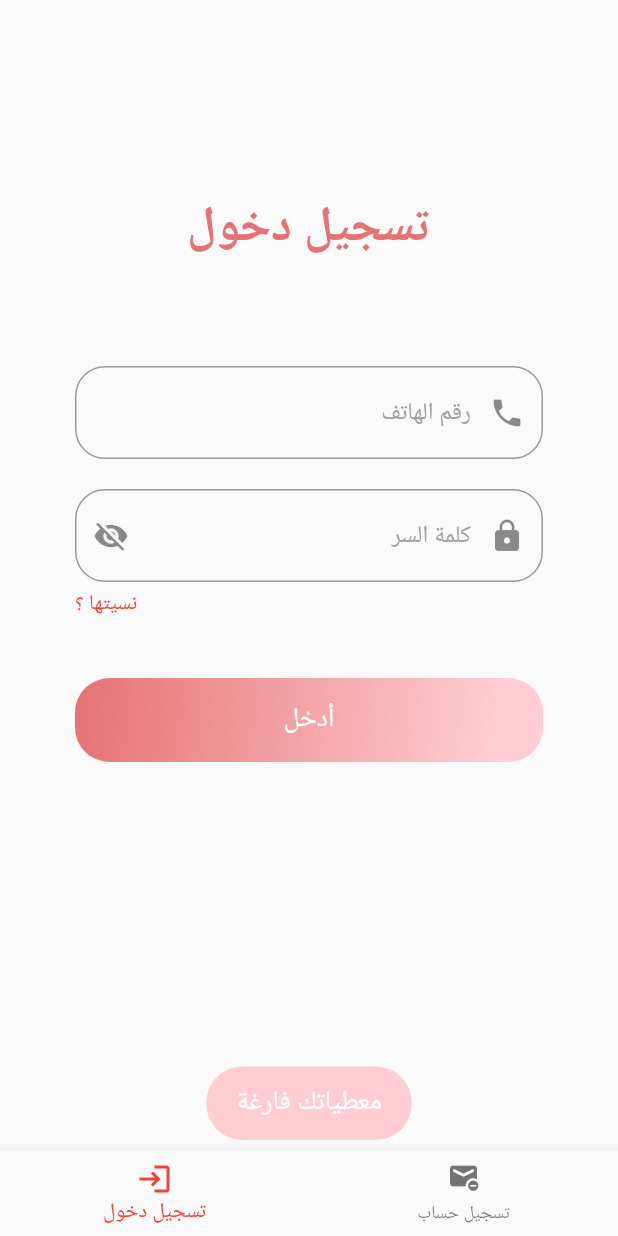
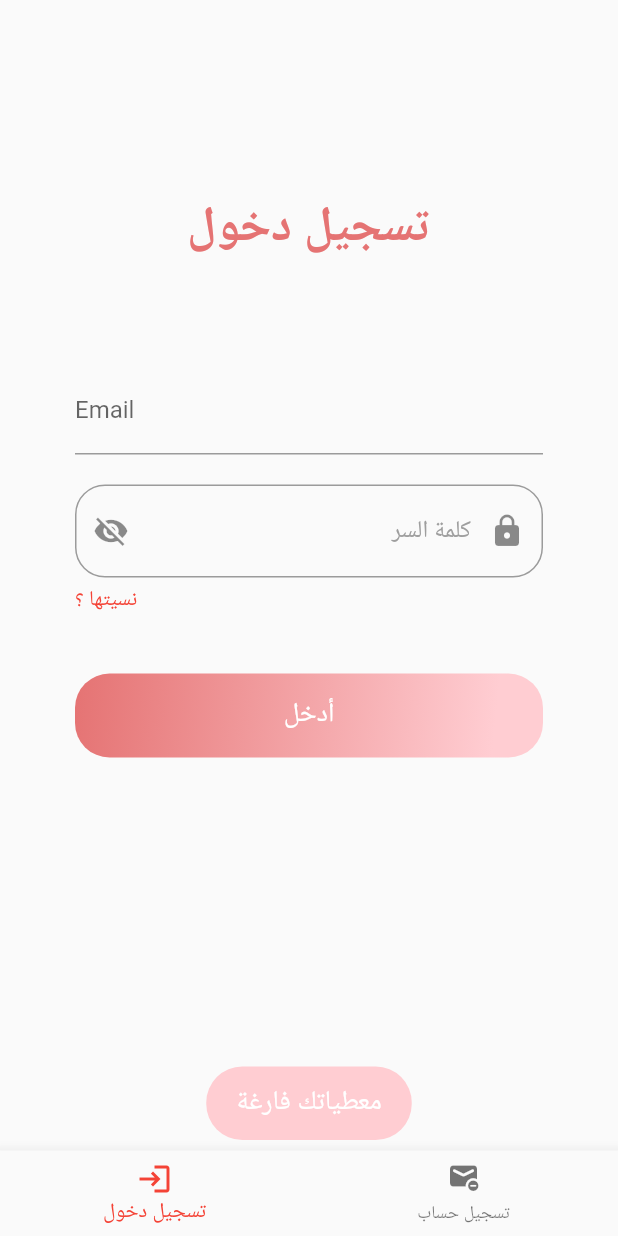
Before and after one commit to taharh/Hack_4Her, a Flutter app: the Authentification screen opened directly, after a tap on "أدخل", on a phone screen of 412 x 824 dp. Run offline on Flutter 3.47's test engine with Material 2 defaults, Android fonts, the light colour scheme and no system bars; our stand-ins replace firebase_auth, firebase_dynamic_links, fluttertoast, shared_preferences, splashscreen, syncfusion_flutter_calendar; missing offline and left inert: flutter_dialogflow, sk_onboarding_screen; accounts and stored records are empty; network calls fail.

Commit message:
signup/signup firebase

```diff
--- a/lib/menu.dart
+++ b/lib/menu.dart
@@ -5,6 +5,13 @@ import 'package:hack_her/chatbot.dart';
 import 'package:hack_her/quiz.dart';
 
 class Menu extends StatelessWidget {
+
+  String email;
+
+  Menu(this.email);
+
+
+
   @override
   Widget build(BuildContext context) {
     return Scaffold(
@@ -54,7 +61,7 @@ class Menu extends StatelessWidget {
                       Container(
                         width: MediaQuery.of(context).size.width / 2,
                         child: Text(
-                          "عسلامة أميرة",
+                          "عسلامة $email",
                           textAlign: TextAlign.right,
                           style: TextStyle(
                             fontWeight: FontWeight.bold,
--- a/lib/widgets/signin.dart
+++ b/lib/widgets/signin.dart
@@ -3,6 +3,9 @@ import 'package:hack_her/widgets/text-center.dart';
 import 'package:hack_her/widgets/button.dart';
 import 'package:fluttertoast/fluttertoast.dart';
 import 'package:hack_her/menu.dart';
+import 'package:firebase_auth/firebase_auth.dart';
+
+final FirebaseAuth _auth = FirebaseAuth.instance;
 
 class SigninPage extends StatefulWidget {
   @override
@@ -21,6 +24,28 @@ class _SigninPageState extends State<SigninPage> {
     });
   }
 
+  final TextEditingController _emailController = TextEditingController();
+  bool _success;
+  String _userEmail;
+
+  void _signInWithEmailAndPassword() async {
+    final FirebaseUser user = (await _auth.signInWithEmailAndPassword(
+      email: _emailController.text,
+      password: pwd,
+    )).user;
+
+    if (user != null) {
+      setState(() {
+        _success = true;
+        _userEmail = user.email;
+      });
+    } else {
+      setState(() {
+        _success = false;
+      });
+    }
+  }
+
   @override
   Widget build(BuildContext context) {
     return SingleChildScrollView(
@@ -36,7 +61,17 @@ class _SigninPageState extends State<SigninPage> {
           ),
           TextCenter("تسجيل دخول", Colors.red[300], 32.0),
           SizedBox(height: 70.0),
-          TextField(
+          TextFormField(
+            controller: _emailController,
+            decoration: const InputDecoration(labelText: 'Email'),
+            validator: (String value) {
+              if (value.isEmpty) {
+                return 'Please enter some text';
+              }
+              return null;
+            },
+          ),
+          /*TextField(
             onChanged: (text) {
               phone = text;
             },
@@ -52,7 +87,7 @@ class _SigninPageState extends State<SigninPage> {
               ),
               suffixIcon: Icon(Icons.phone),
             ),
-          ),
+          ),*/
           SizedBox(height: 20.0),
           TextField(
             onChanged: (text) {
@@ -102,7 +137,7 @@ class _SigninPageState extends State<SigninPage> {
           SizedBox(height: 40.0),
           InkWell(
               onTap: () {
-                if (phone.isEmpty || pwd.isEmpty) {
+                if (_emailController.text.isEmpty || pwd.isEmpty) {
                   Fluttertoast.showToast(
                         msg: "معطياتك فارغة",
                         toastLength: Toast.LENGTH_SHORT,
@@ -111,9 +146,11 @@ class _SigninPageState extends State<SigninPage> {
                         backgroundColor: Colors.red[100],
                         fontSize: 18.0);
                 } else {
+                  _signInWithEmailAndPassword();
                   Navigator.push(
-                      context, MaterialPageRoute(builder: (context) => Menu()));
+                      context, MaterialPageRoute(builder: (context) => Menu(_userEmail)));
                 }
+
               },
               child: ButtonBuilder("أدخل")),
           SizedBox(height: 10.0),
--- a/lib/widgets/signup.dart
+++ b/lib/widgets/signup.dart
@@ -1,6 +1,10 @@
 import 'package:flutter/material.dart';
 import 'package:hack_her/widgets/button.dart';
 import 'package:hack_her/widgets/text-center.dart';
+import 'package:firebase_auth/firebase_auth.dart';
+import 'package:firebase_dynamic_links/firebase_dynamic_links.dart';
+
+final FirebaseAuth _auth = FirebaseAuth.instance;
 
 void main() => runApp(SignupPage());
 
@@ -26,10 +30,36 @@ class _SignUpPageState extends State<SignUpPage> {
   String emergencyPhone = "";
   String date;
 
+  final GlobalKey<FormState> _formKey = GlobalKey<FormState>();
+  final TextEditingController _emailController = TextEditingController();
+  final TextEditingController _passwordController = TextEditingController();
+  bool _success;
+  String _userEmail;
+
   void _toggleVisibility() {
     setState(() {
       _isHidden = !_isHidden;
     });
+  }
+
+  void _register() async {
+    print("xxxxxxxxxxxxxxx");
+    final FirebaseUser user = (await
+    _auth.createUserWithEmailAndPassword(
+      email: _emailController.text,
+      password: pwd,
+    )
+    ).user;
+    if (user != null) {
+      setState(() {
+        _success = true;
+        _userEmail = user.email;
+      });
+    } else {
+      setState(() {
+        _success = true;
+      });
+    }
   }
 
   @override
@@ -51,7 +81,17 @@ class _SignUpPageState extends State<SignUpPage> {
                     SizedBox(height: 80.0),
                     TextCenter("تسجيل حساب", Colors.red[300], 32.0),
                     SizedBox(height: 30.0),
-                    TextField(
+                    TextFormField(
+                      controller: _emailController,
+                      decoration: const InputDecoration(labelText: 'Email'),
+                      validator: (String value) {
+                        if (value.isEmpty) {
+                          return 'Please enter some text';
+                        }
+                        return null;
+                      },
+                    ),
+                    /*TextField(
                       onChanged: (text) {
                         phone = text;
                       },
@@ -67,7 +107,7 @@ class _SignUpPageState extends State<SignUpPage> {
                         ),
                         suffixIcon: Icon(Icons.phone),
                       ),
-                    ),
+                    ),*/
                     SizedBox(height: 20.0),
                     TextField(
                       onChanged: (text) {
@@ -93,6 +133,17 @@ class _SignUpPageState extends State<SignUpPage> {
                       ),
                       obscureText: _isHidden,
                     ),
+                    /*TextFormField(
+                      controller: _passwordController,
+                      decoration: const InputDecoration(labelText:
+                      'Password'),
+                      validator: (String value) {
+                        if (value.isEmpty) {
+                          return 'Please enter some text';
+                        }
+                        return null;
+                      },
+                    ),*/
                     SizedBox(height: 20.0),
                     TextField(
                       onChanged: (text) {
@@ -158,7 +209,8 @@ class _SignUpPageState extends State<SignUpPage> {
                     ),
                     SizedBox(height: 20.0),
                     InkWell(
-                      onTap: (){
+                      onTap: () async {
+                        _register();
 
                       },
                       child: ButtonBuilder("سجل")),
@@ -170,6 +222,7 @@ class _SignUpPageState extends State<SignUpPage> {
 
       //////////////////////////////////////////////
     );
+
   }
 
   Widget buildText(String s) {
```
Also changed, not shown: pubspec.lock, 2 other files.
